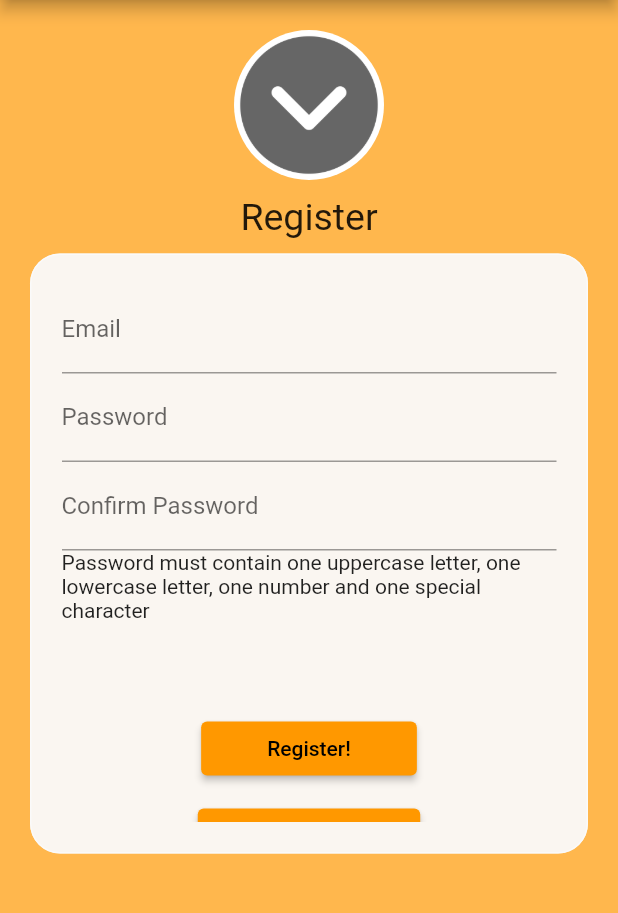
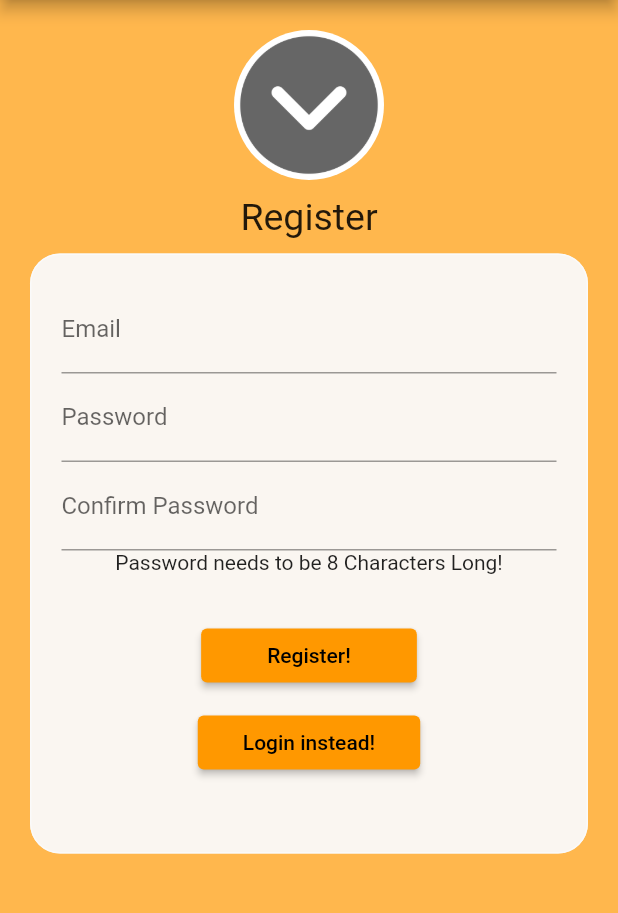
Before and after one commit to S-Samiksha/QuitNowApp, a Flutter app: the RegisterPage screen opened by its route, after a tap on "Register!", on a phone screen of 412 x 824 dp, the part 84-997 px from its top. Run offline on Flutter 3.47's test engine with Material 2 defaults, Android fonts, the phone set to English and light mode, and no system bars; our stand-ins replace cloud_firestore, firebase_auth, firebase_core; accounts and stored records are empty; Roboto replaces fonts that are missing (Indies).

Commit message:
Updating button and password length checking

```diff
--- a/flutter_app_quit_now/lib/pages/register.dart
+++ b/flutter_app_quit_now/lib/pages/register.dart
@@ -26,6 +26,10 @@ class _RegisterPageState extends State<RegisterPage> {
 
   Future<bool> createUserWithEmailAndPassword() async {
     try {
+      if (Password.length<8){
+        throw Exception("Password needs to be 8 Characters Long!");
+      }
+
       if (!RegExp(
               r'^(?=.*[a-z])(?=.*[A-Z])(?=.*\d)(?=.*[@$!%*?&])[A-Za-z\d@$!%*?&]{8,}$')
           .hasMatch(Password)) {
@@ -36,6 +40,7 @@ class _RegisterPageState extends State<RegisterPage> {
       if (Password != ConfirmPassword) {
         throw Exception("Passwords must match");
       }
+
 
       await Auth().createUserWithEmailAndPassword(
         email: Email,
@@ -182,7 +187,7 @@ class _RegisterPageState extends State<RegisterPage> {
                           decoration: const InputDecoration(
                               label: Text('Confirm Password'))),
                       _errorMessage(),
-                      const SizedBox(height: 60),
+                      const SizedBox(height: 30),
                       _submitButton(),
                       const SizedBox(height: 10),
                       _LoginButton()
```
